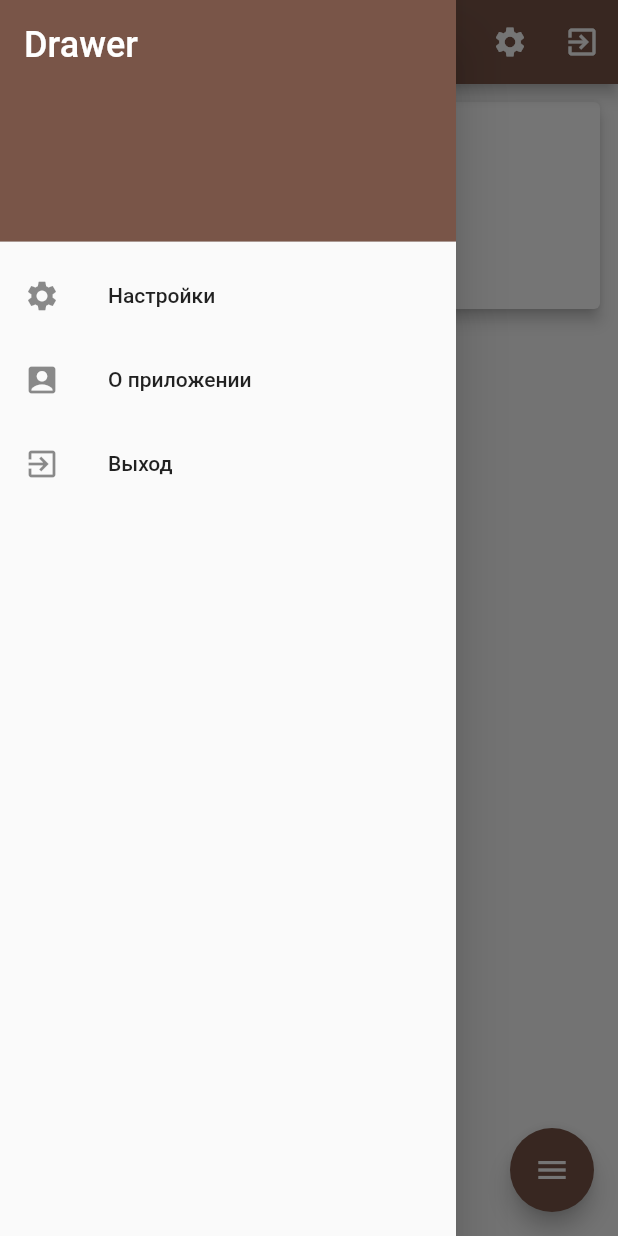
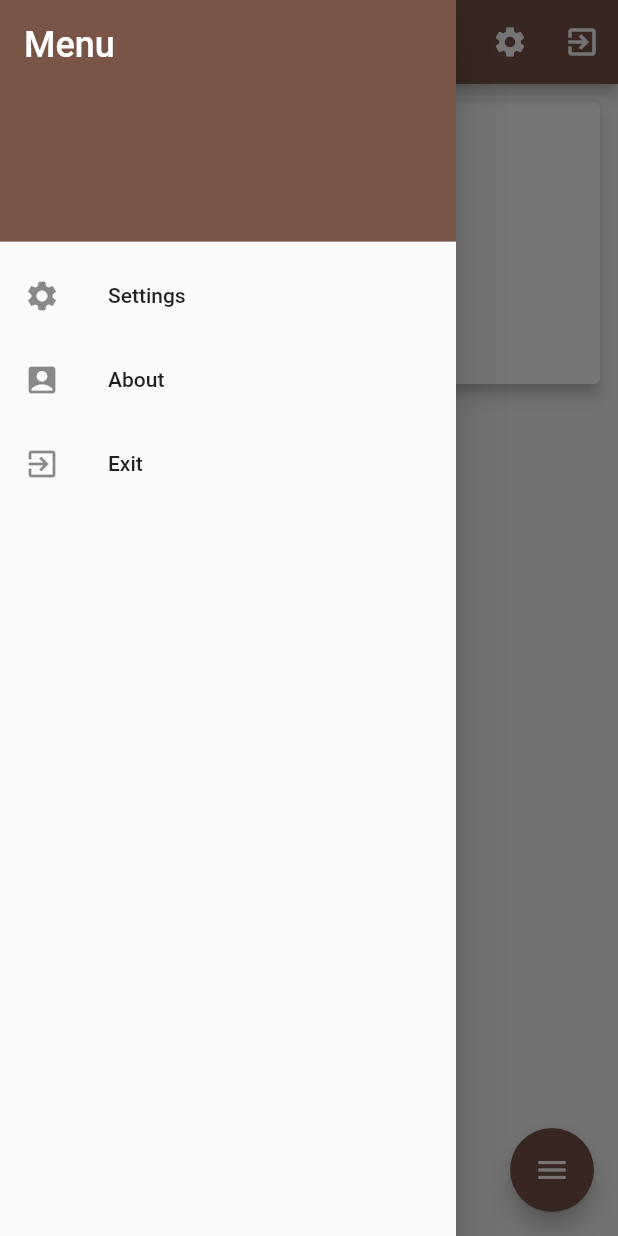
Before and after one commit to alexmaxevt/master_diploma, a Flutter app: the screen it shows after launch, with the side drawer open, on a phone screen of 412 x 824 dp. Run offline on Flutter 3.47's test engine with Material 2 defaults, Android fonts, the phone set to English and light mode, and no system bars; drawn by our look-alikes of flutter_speed_dial; our stand-ins replace easy_localization, fluttertoast, sqflite; missing offline and left inert: flutter_scalable_ocr; accounts and stored records are empty.

Commit message:
Добавлена оставшаяся локализация

```diff
--- a/assets/translations/en.json
+++ b/assets/translations/en.json
@@ -5,5 +5,14 @@
   "setting_russian_language": "Russian",
   "setting_english_language": "English",
   "setting_save_button": "Save",
-  "setting_cancel_button": "Cancel"
+  "setting_cancel_button": "Cancel",
+  "about_title": "About",
+  "about_text": "App for text recognition. Create for master diploma. Completed by a student of the group 21-ZKM-PR1 Evtkhov Maksim",
+  "exit_title": "Exit",
+  "camera_label": "Camera",
+  "text_recognition_title": "Text recognition",
+  "text_recognition_added_in_db_title": "Data added in DB",
+  "done": "Done",
+  "date_text": "Date: ",
+  "menu_title": "Menu"
 }
--- a/assets/translations/ru.json
+++ b/assets/translations/ru.json
@@ -5,5 +5,14 @@
   "setting_russian_language": "Русский",
   "setting_english_language": "Английский",
   "setting_save_button": "Сохранить",
-  "setting_cancel_button": "Отменить"
+  "setting_cancel_button": "Отменить",
+  "about_title": "О программе",
+  "about_text": "Приложение для распознания текста. Создано в рамках магистерской диссертации. Выполнил студент группы 21-ЗКМ-ПР1 Евтухов Максим",
+  "exit_title": "Выход",
+  "camera_label": "Камера",
+  "text_recognition_title": "Распознание текста",
+  "text_recognition_added_in_db_title": "Данные добавлены в БД",
+  "done": "Готово",
+  "date_text": "Дата: ",
+  "menu_title": "Меню"
 }
--- a/lib/main.dart
+++ b/lib/main.dart
@@ -82,8 +82,8 @@ class _MyHomePageState extends State<MyHomePage> {
         context: context,
         builder: (BuildContext context) {
           return AlertDialog(
-            title: const Text('Alert Dialog'),
-            content: const Text(''),
+            title: const Text(LocaleKeys.about_title).tr(),
+            content: const Text(LocaleKeys.about_text).tr(),
             actions: <Widget> [
               TextButton(
                 child: const Text('OK'),
@@ -210,10 +210,10 @@ class _MyHomePageState extends State<MyHomePage> {
                       subtitle: Text(nameList[index]),
                     ),
                     Container(
-                      height: 50.0,
-                      child: Stack(
+                      height: 100.0,
+                      child: Column(
                         children: [
-                          Text('Дата:'),
+                          Text(LocaleKeys.date_text).tr(),
                           Text(dateList[index])
                         ],
                       ),
@@ -247,7 +247,7 @@ class _MyHomePageState extends State<MyHomePage> {
                 color: Colors.brown,
               ),
               child: Text(
-                'Drawer',
+                'Menu',
                 style: TextStyle(
                   color: Colors.white,
                   fontSize: 24
@@ -256,7 +256,7 @@ class _MyHomePageState extends State<MyHomePage> {
             ),
             ListTile(
               leading: const Icon(Icons.settings),
-              title: const Text('Настройки'),
+              title: const Text(LocaleKeys.setting_title).tr(),
               onTap: () {
                 Navigator.push(
                   context,
@@ -266,14 +266,14 @@ class _MyHomePageState extends State<MyHomePage> {
             ),
             ListTile(
               leading: const Icon(Icons.account_box),
-              title: const Text('О приложении'),
+              title: const Text(LocaleKeys.about_title).tr(),
               onTap: () {
                 _aboutWindow();
               },
             ),
             ListTile(
               leading: const Icon(Icons.exit_to_app),
-              title: const Text('Выход'),
+              title: const Text(LocaleKeys.exit_title).tr(),
               onTap: () {
                 SystemNavigator.pop();
               },
@@ -421,7 +421,7 @@ class _ScanPage extends State<ScanPage> {
   Widget build(BuildContext context) {
     return Scaffold(
       appBar: AppBar(
-        title: Text('Распознание текста'),
+        title: Text(LocaleKeys.text_recognition_title).tr(),
       ),
       body: Center(
         child: Column(
@@ -461,7 +461,7 @@ class _ScanPage extends State<ScanPage> {
                     fontSize: 14.0,
                   );
                 },
-                child: Text('Готово')
+                child: Text(LocaleKeys.done).tr()
             )
           ],
         ),
```
Also changed, not shown: lib/generated/codegen_loader.g.dart, lib/generated/locale_keys.g.dart.
